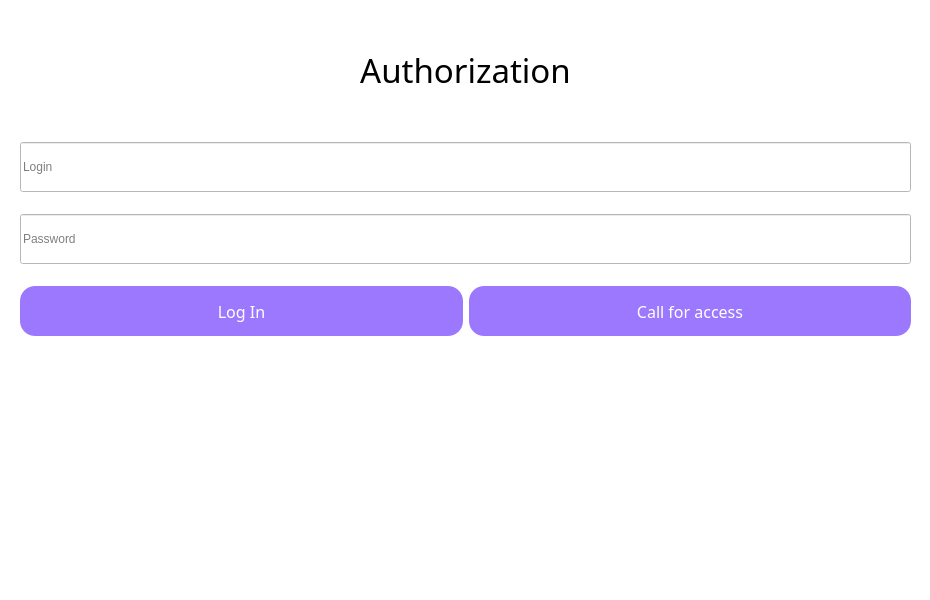
The window that Designs/Authorization.ui (AlliumPro/statistics-innoprog) describes before a commit, drawn with Qt 5.
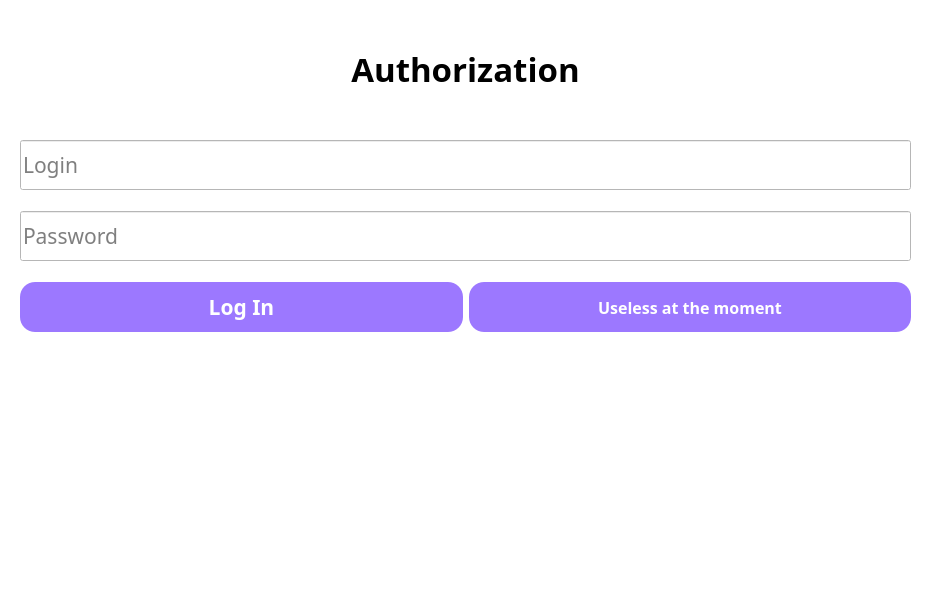
The same window after the commit. Icons and pictures are not drawn.

```diff
--- a/Designs/Authorization.ui
+++ b/Designs/Authorization.ui
@@ -28,7 +28,7 @@
    <enum>Qt::LeftToRight</enum>
   </property>
   <property name="autoFillBackground">
-   <bool>true</bool>
+   <bool>false</bool>
   </property>
   <property name="styleSheet">
    <string notr="true">background-color: rgb(255, 255, 255);</string>
@@ -43,6 +43,11 @@
       <height>386</height>
      </rect>
     </property>
+    <property name="font">
+     <font>
+      <family>OCR A Extended</family>
+     </font>
+    </property>
     <layout class="QVBoxLayout" name="verticalLayout">
      <item>
       <widget class="QLabel" name="authLabel">
@@ -60,8 +65,10 @@
        </property>
        <property name="font">
         <font>
-         <family>Arial Black</family>
+         <family>OCR A Extended</family>
          <pointsize>25</pointsize>
+         <weight>75</weight>
+         <bold>true</bold>
         </font>
        </property>
        <property name="styleSheet">
@@ -101,6 +108,12 @@
          <height>50</height>
         </size>
        </property>
+       <property name="font">
+        <font>
+         <family>OCR A Extended</family>
+         <pointsize>16</pointsize>
+        </font>
+       </property>
        <property name="contextMenuPolicy">
         <enum>Qt::PreventContextMenu</enum>
        </property>
@@ -135,6 +148,12 @@
          <height>50</height>
         </size>
        </property>
+       <property name="font">
+        <font>
+         <family>OCR A Extended</family>
+         <pointsize>16</pointsize>
+        </font>
+       </property>
        <property name="contextMenuPolicy">
         <enum>Qt::PreventContextMenu</enum>
        </property>
@@ -170,8 +189,10 @@
          </property>
          <property name="font">
           <font>
-           <family>Rubik</family>
-           <pointsize>12</pointsize>
+           <family>OCR A Extended</family>
+           <pointsize>16</pointsize>
+           <weight>75</weight>
+           <bold>true</bold>
           </font>
          </property>
          <property name="styleSheet">
@@ -213,8 +234,10 @@
          </property>
          <property name="font">
           <font>
-           <family>Rubik</family>
+           <family>OCR A Extended</family>
            <pointsize>12</pointsize>
+           <weight>75</weight>
+           <bold>true</bold>
           </font>
          </property>
          <property name="styleSheet">
@@ -242,7 +265,7 @@
 </string>
          </property>
          <property name="text">
-          <string>Call for access</string>
+          <string>Useless at the moment</string>
          </property>
         </widget>
        </item>
@@ -250,6 +273,11 @@
      </item>
      <item>
       <widget class="QLineEdit" name="textAnswer">
+       <property name="font">
+        <font>
+         <family>OCR A Extended</family>
+        </font>
+       </property>
        <property name="frame">
         <bool>false</bool>
        </property>
```
Left out of the diff: 10 changed lines with no effect on the pictures.
